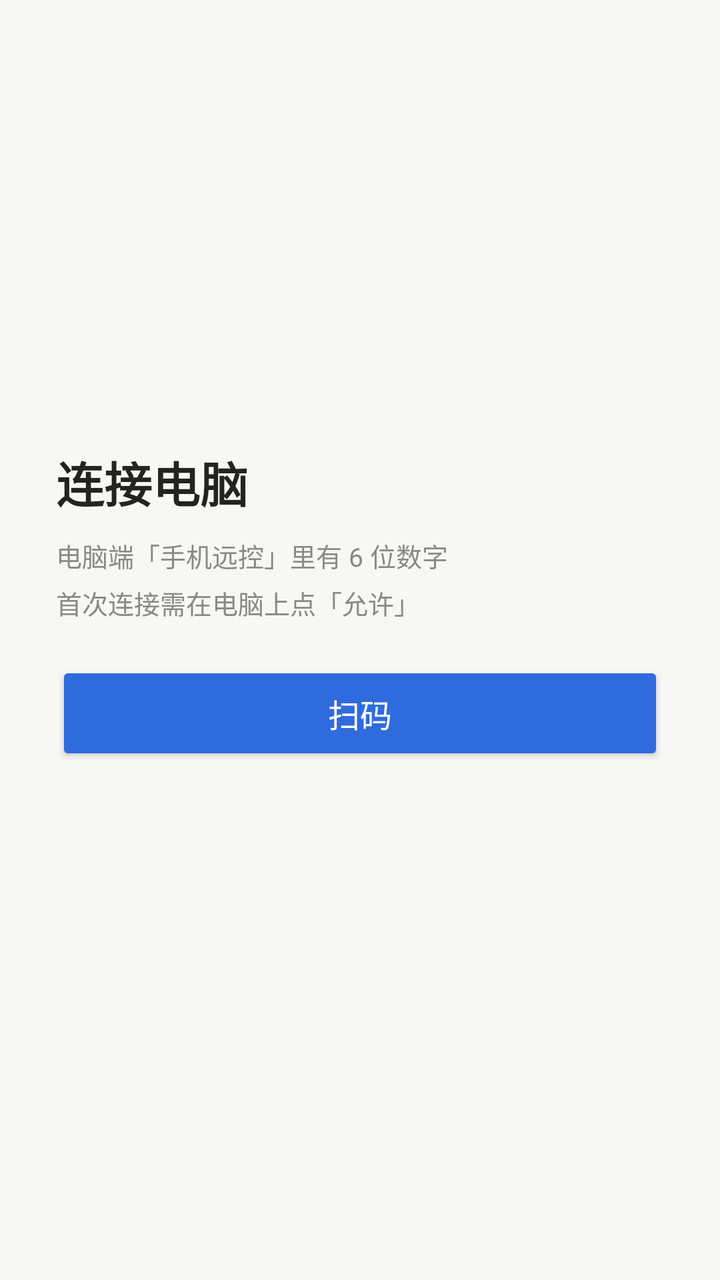
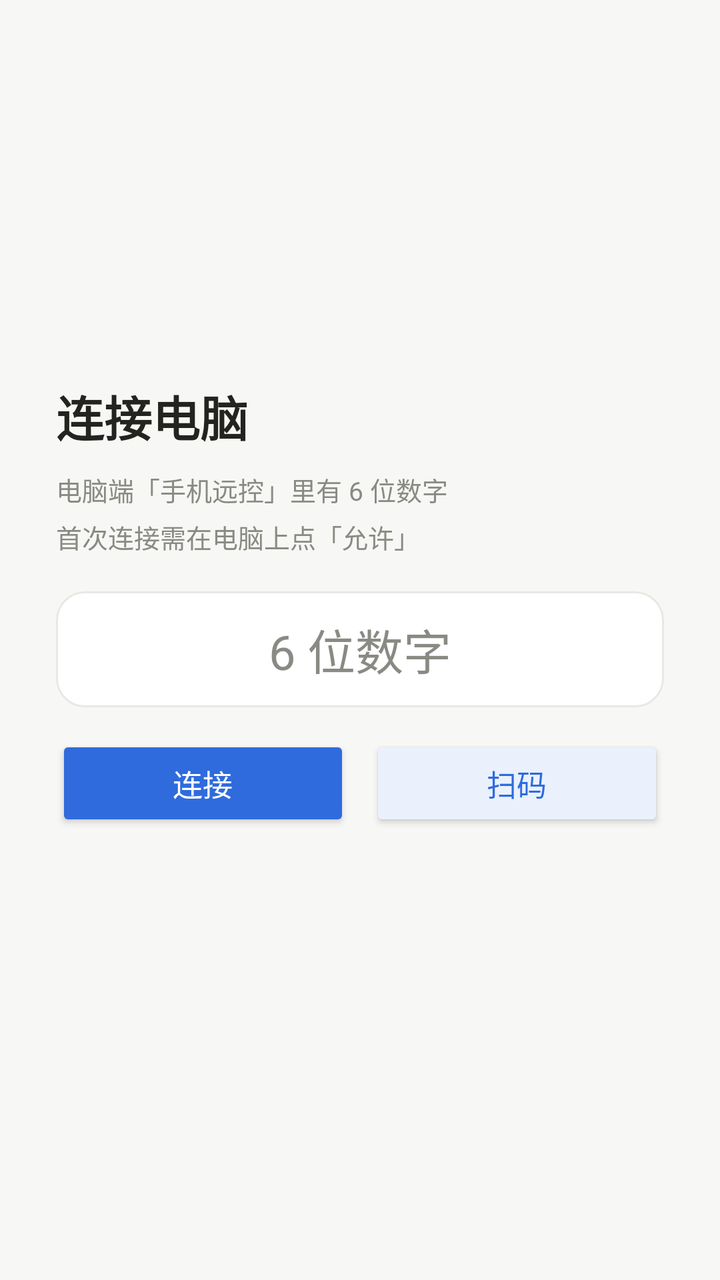

Before-and-after screenshots of an Android layout around one commit, followed by the original layout XML and the change that was made.
<!-- AndroidManifest.xml: application theme Theme.Remote -->
<!-- res/layout/activity_main.xml -->
<?xml version="1.0" encoding="utf-8"?>
<FrameLayout xmlns:android="http://schemas.android.com/apk/res/android"
    android:layout_width="match_parent"
    android:layout_height="match_parent"
    android:background="@color/bg">

    <WebView
        android:id="@+id/web"
        android:layout_width="match_parent"
        android:layout_height="match_parent"
        android:visibility="gone" />

    <ScrollView
        android:id="@+id/setup"
        android:layout_width="match_parent"
        android:layout_height="match_parent"
        android:fillViewport="true">

        <LinearLayout
            android:layout_width="match_parent"
            android:layout_height="wrap_content"
            android:gravity="center_vertical"
            android:orientation="vertical"
            android:padding="28dp">

            <TextView
                android:layout_width="wrap_content"
                android:layout_height="wrap_content"
                android:text="@string/setup_title"
                android:textColor="@color/ink"
                android:textSize="24sp"
                android:textStyle="bold" />

            <TextView
                android:layout_width="match_parent"
                android:layout_height="wrap_content"
                android:layout_marginTop="10dp"
                android:breakStrategy="simple"
                android:hyphenationFrequency="none"
                android:lineSpacingExtra="5dp"
                android:text="@string/setup_desc"
                android:textColor="@color/muted"
                android:textSize="13sp" />

            <Button
                android:id="@+id/scan"
                android:layout_width="match_parent"
                android:layout_height="52dp"
                android:layout_marginTop="20dp"
                android:backgroundTint="@color/accent"
                android:text="@string/scan"
                android:textAllCaps="false"
                android:textColor="#FFFFFF"
                android:textSize="16sp" />

            <TextView
                android:id="@+id/hint"
                android:layout_width="match_parent"
                android:layout_height="wrap_content"
                android:layout_marginTop="16dp"
                android:lineSpacingExtra="3dp"
                android:textColor="@color/danger"
                android:textSize="13sp" />
        </LinearLayout>
    </ScrollView>
</FrameLayout>
<!-- resources referenced by this layout -->
<resources>
  <color name="accent">#2F6BDD</color>
  <color name="bg">#F7F7F5</color>
  <color name="danger">#C0392B</color>
  <color name="ink">#23231F</color>
  <color name="muted">#8A8A84</color>
  <string name="scan">扫码</string>
  <string name="setup_desc">电脑端「手机远控」里有 6 位数字\n首次连接需在电脑上点「允许」</string>
  <string name="setup_title">连接电脑</string>
  <style name="Theme.Remote" parent="Theme.AppCompat.Light.NoActionBar">
          <item name="android:windowBackground">@color/bg</item>
          <item name="android:statusBarColor">@color/bg</item>
          <item name="android:navigationBarColor">@color/bg</item>
          <item name="android:windowLightStatusBar">true</item>
      </style>
</resources>

<!-- the commit's change to res/layout/activity_main.xml (unified diff, before → after) -->
@@ -42,16 +42,52 @@
                 android:textColor="@color/muted"
                 android:textSize="13sp" />
 
-            <Button
-                android:id="@+id/scan"
+            <EditText
+                android:id="@+id/code"
                 android:layout_width="match_parent"
-                android:layout_height="52dp"
-                android:layout_marginTop="20dp"
-                android:backgroundTint="@color/accent"
-                android:text="@string/scan"
-                android:textAllCaps="false"
-                android:textColor="#FFFFFF"
-                android:textSize="16sp" />
+                android:layout_height="58dp"
+                android:layout_marginTop="18dp"
+                android:autofillHints="oneTimeCode"
+                android:background="@drawable/field"
+                android:gravity="center"
+                android:hint="@string/code_hint"
+                android:importantForAutofill="yes"
+                android:inputType="number"
+                android:maxLength="6"
+                android:maxLines="1"
+                android:textColor="@color/ink"
+                android:textColorHint="@color/muted"
+                android:textSize="24sp" />
+
+            <LinearLayout
+                android:layout_width="match_parent"
+                android:layout_height="wrap_content"
+                android:layout_marginTop="14dp"
+                android:orientation="horizontal">
+
+                <Button
+                    android:id="@+id/connect"
+                    android:layout_width="0dp"
+                    android:layout_height="48dp"
+                    android:layout_weight="1"
+                    android:backgroundTint="@color/accent"
+                    android:text="@string/connect"
+                    android:textAllCaps="false"
+                    android:textColor="#FFFFFF"
+                    android:textSize="15sp" />
+
+                <Button
+                    android:id="@+id/scan"
+                    android:layout_width="0dp"
+                    android:layout_height="48dp"
+                    android:layout_marginStart="10dp"
+                    android:layout_weight="1"
+                    android:backgroundTint="@color/accent_soft"
+                    android:text="@string/scan"
+                    android:textAllCaps="false"
+                    android:textColor="@color/accent"
+                    android:textSize="15sp" />
+            </LinearLayout>
 
             <TextView
                 android:id="@+id/hint"
<!-- resource entries referenced after the edit -->
@@ -1,10 +1,23 @@
 <!-- resources referenced by this layout -->
 <resources>
   <color name="accent">#2F6BDD</color>
+  <color name="accent_soft">#EAF1FD</color>
   <color name="bg">#F7F7F5</color>
   <color name="danger">#C0392B</color>
   <color name="ink">#23231F</color>
   <color name="muted">#8A8A84</color>
+  <!-- drawable field (drawable) -->
+  <?xml version="1.0" encoding="utf-8"?>
+  <shape xmlns:android="http://schemas.android.com/apk/res/android"
+      android:shape="rectangle">
+      <solid android:color="#FFFFFF" />
+      <corners android:radius="14dp" />
+      <stroke
+          android:width="1dp"
+          android:color="@color/line" />
+  </shape>
+  <string name="code_hint">6 位数字</string>
+  <string name="connect">连接</string>
   <string name="scan">扫码</string>
   <string name="setup_desc">电脑端「手机远控」里有 6 位数字\n首次连接需在电脑上点「允许」</string>
   <string name="setup_title">连接电脑</string>
@@ -14,5 +27,6 @@
           <item name="android:navigationBarColor">@color/bg</item>
           <item name="android:windowLightStatusBar">true</item>
       </style>
+  <color name="line">#E8E8E4</color>
 </resources>
 
